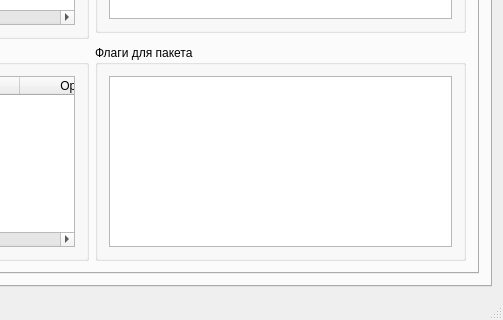
Above: editor/mainwindow.ui from andreili/pkg_mngr before the change; both pictures show x 791 to 1294 and y 303 to 623 of the 1294 by 623 pixel window. Below: the same form after it.
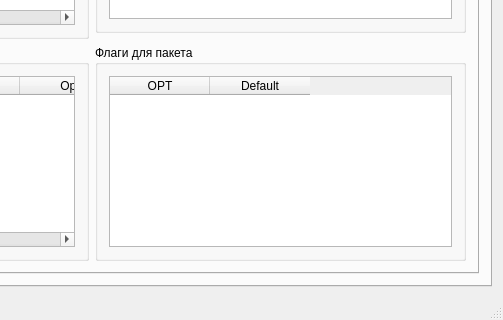
That is the form after the change. The open tabs and pages were chosen to show the change.

Commit message: Редактор: В флагах добавлено редактирование состояния по умолчанию

What changed in the file:
```diff
--- a/editor/mainwindow.ui
+++ b/editor/mainwindow.ui
@@ -216,10 +216,20 @@
                </property>
                <layout class="QHBoxLayout" name="horizontalLayout_9">
                 <item>
-                 <widget class="QListWidget" name="lwOpts">
+                 <widget class="QTableWidget" name="twOpts">
                   <property name="contextMenuPolicy">
                    <enum>Qt::CustomContextMenu</enum>
                   </property>
+                  <column>
+                   <property name="text">
+                    <string>OPT</string>
+                   </property>
+                  </column>
+                  <column>
+                   <property name="text">
+                    <string>Default</string>
+                   </property>
+                  </column>
                  </widget>
                 </item>
                </layout>
```
Left out of the diff: 4 changed lines with no effect on the pictures. The commit also changes 2 other files.
